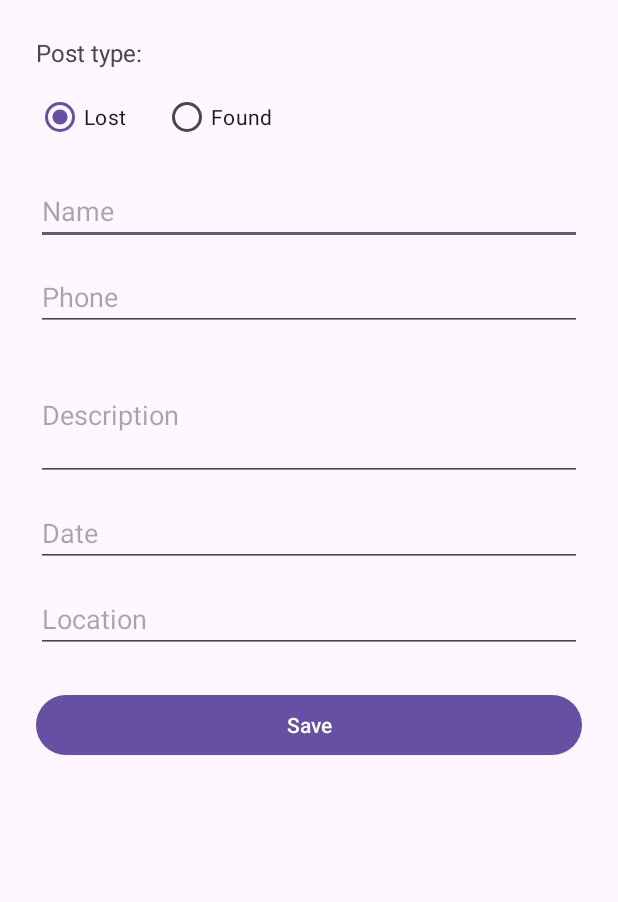
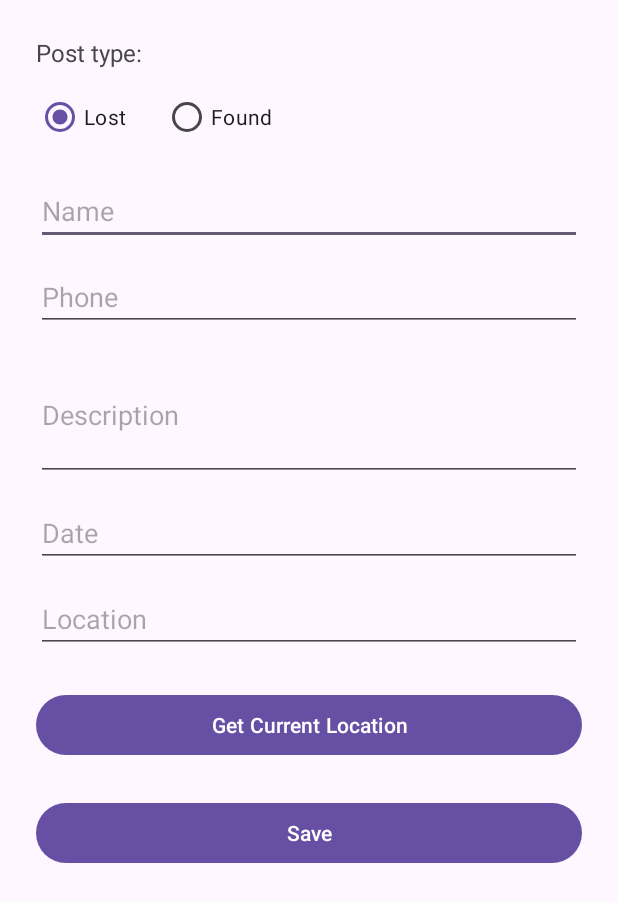
Before and after one commit to KyleOr/SIT305-9.1P-lostandfoundss, an Android app: the screen it shows after launch (CreateAdvertActivity), after a tap on "Create a new advert", on a phone screen of 412 x 824 dp. Shown: the top 902 px of the screen. Run offline under Robolectric (Android 15) with nearby library versions, the phone set to English and light mode, and no system bars; 2 statements that could not run were skipped.

```diff
--- a/app/build.gradle
+++ b/app/build.gradle
@@ -37,4 +37,10 @@ dependencies {
     testImplementation libs.junit
     androidTestImplementation libs.ext.junit
     androidTestImplementation libs.espresso.core
+
+    // Google Places SDK
+    implementation 'com.google.android.libraries.places:places:3.4.0'
+
+    // Play Services Location (optional, for current location later)
+    implementation 'com.google.android.gms:play-services-location:21.0.1'
 }
--- a/app/src/main/java/com/example/lostandfound/MainActivity.java
+++ b/app/src/main/java/com/example/lostandfound/MainActivity.java
@@ -10,6 +10,7 @@ import androidx.appcompat.app.AppCompatActivity;
 public class MainActivity extends AppCompatActivity {
 
     Button btnCreateAdvert, btnShowAllItems;
+    Button btnShowOnMap;
 
     @Override
     protected void onCreate(Bundle savedInstanceState) {
@@ -18,21 +19,18 @@ public class MainActivity extends AppCompatActivity {
 
         btnCreateAdvert = findViewById(R.id.btnCreateAdvert);
         btnShowAllItems = findViewById(R.id.btnShowAllItems);
+        btnShowOnMap = findViewById(R.id.btnShowOnMap); // new button
 
-        btnCreateAdvert.setOnClickListener(new View.OnClickListener() {
-            @Override
-            public void onClick(View v) {
-                startActivity(new Intent(MainActivity.this, CreateAdvertActivity.class));
-            }
-        });
+        btnCreateAdvert.setOnClickListener(v ->
+                startActivity(new Intent(MainActivity.this, CreateAdvertActivity.class))
+        );
 
+        btnShowAllItems.setOnClickListener(v ->
+                startActivity(new Intent(MainActivity.this, ShowItemsActivity.class))
+        );
 
-        btnShowAllItems.setOnClickListener(new View.OnClickListener() {
-            @Override
-            public void onClick(View v) {
-                startActivity(new Intent(MainActivity.this, ShowItemsActivity.class));
-            }
-        });
-
+        btnShowOnMap.setOnClickListener(v ->
+                startActivity(new Intent(MainActivity.this, MapActivity.class)) // new activity
+        );
     }
 }
--- a/app/src/main/res/layout/activity_create_advert.xml
+++ b/app/src/main/res/layout/activity_create_advert.xml
@@ -83,6 +83,13 @@
             android:layout_marginBottom="24dp" />
 
         <Button
+            android:id="@+id/btnGetCurrentLocation"
+            android:layout_width="match_parent"
+            android:layout_height="wrap_content"
+            android:text="@string/current_location"
+            android:layout_marginBottom="24dp" />
+
+        <Button
             android:id="@+id/btnSave"
             android:layout_width="match_parent"
             android:layout_height="wrap_content"
--- a/app/src/main/res/values/strings.xml
+++ b/app/src/main/res/values/strings.xml
@@ -30,4 +30,8 @@
     <string name="advert_remove_failed">Failed to remove advert</string>
 
     <string name="advert_title">%1$s - %2$s</string>
+
+    <string name="current_location">Get Current Location</string>
+    <string name="show_map">Show on Map</string>
+
 </resources>
```
Also changed, not shown: app/src/main/AndroidManifest.xml (+12 -0 lines), app/src/main/java/com/example/lostandfound/CreateAdvertActivity.java (+130 -23 lines), app/src/main/res/layout/activity_main.xml (+8 -0 lines).
